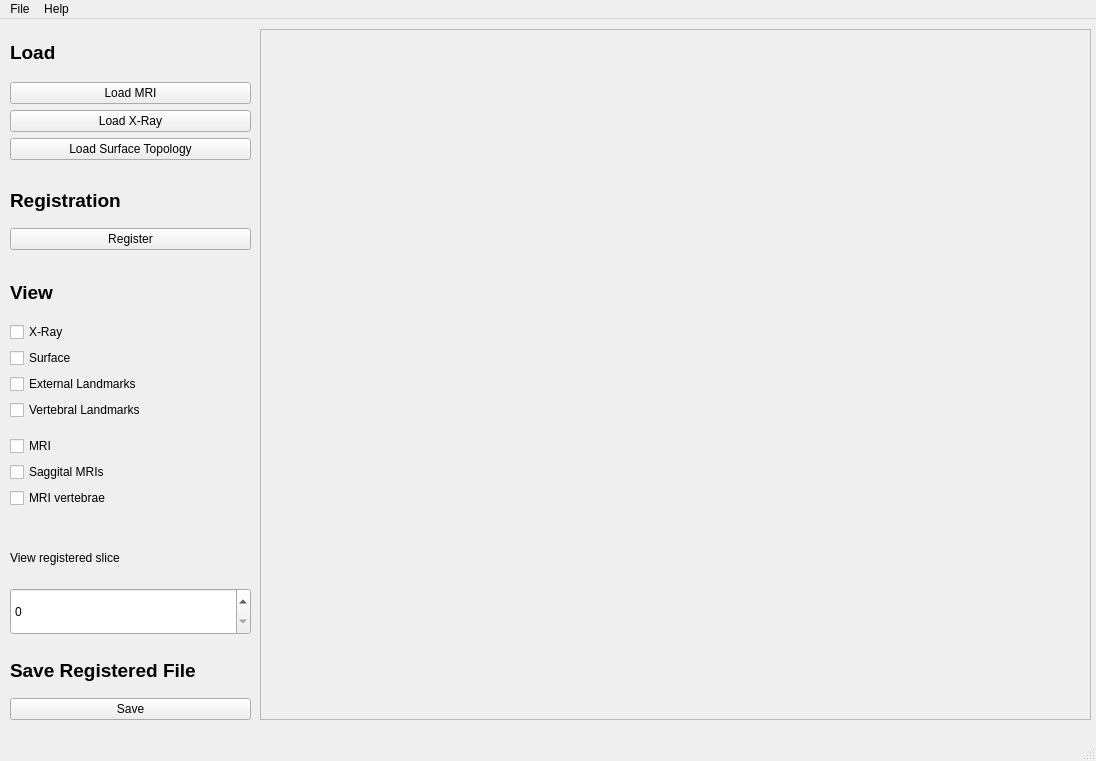
First picture: the form in main.ui, repository luantran/CapstoneProject, before the edit.
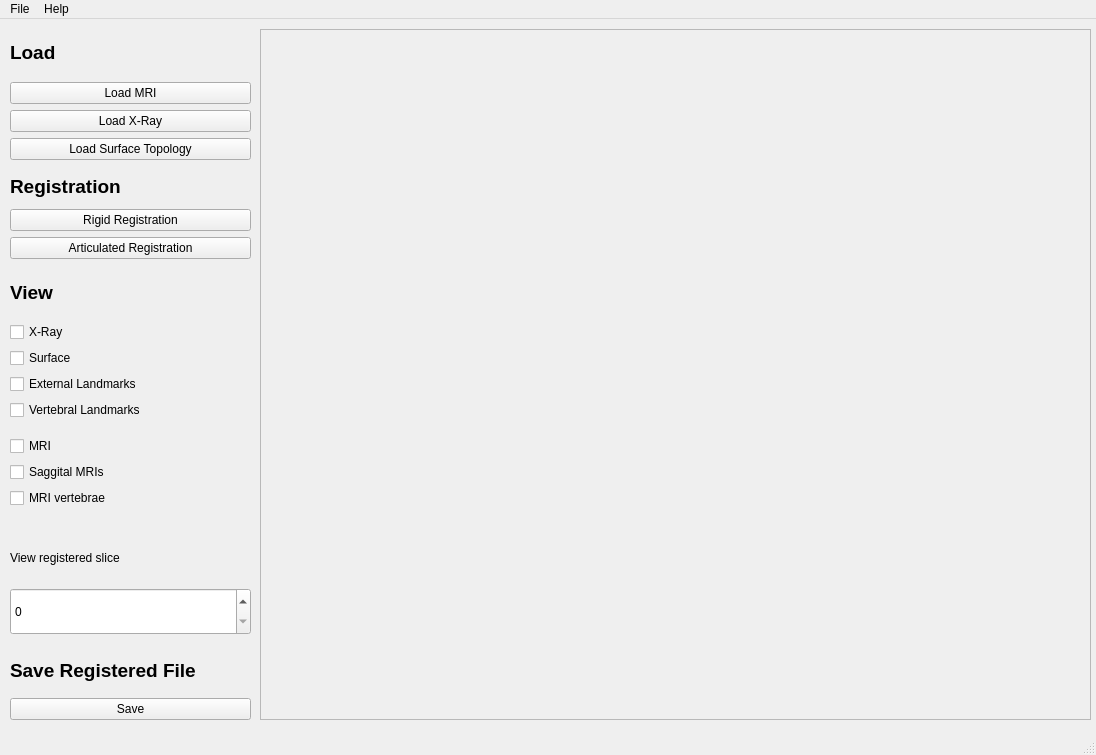
Second picture: the form after the edit.

Commit message: added second registration button

Diff of the .ui file:
```diff
--- a/main.ui
+++ b/main.ui
@@ -7,7 +7,7 @@
     <x>0</x>
     <y>0</y>
     <width>1096</width>
-    <height>761</height>
+    <height>755</height>
    </rect>
   </property>
   <property name="windowTitle">
@@ -68,9 +68,9 @@
     <property name="geometry">
      <rect>
       <x>10</x>
-      <y>160</y>
+      <y>150</y>
       <width>241</width>
-      <height>71</height>
+      <height>90</height>
      </rect>
     </property>
     <layout class="QGridLayout" name="registrationGrid">
@@ -80,7 +80,7 @@
         <bool>true</bool>
        </property>
        <property name="text">
-        <string>Register</string>
+        <string>Rigid Registration</string>
        </property>
       </widget>
      </item>
@@ -98,6 +98,13 @@
        </property>
       </widget>
      </item>
+     <item row="3" column="1">
+      <widget class="QPushButton" name="articulatedRegistrationButton">
+       <property name="text">
+        <string>Articulated Registration</string>
+       </property>
+      </widget>
+     </item>
     </layout>
    </widget>
    <widget class="QWidget" name="gridLayoutWidget_4">
```
Left out of the diff: 2 changed lines with no effect on the pictures. The commit also changes 1 other file.
